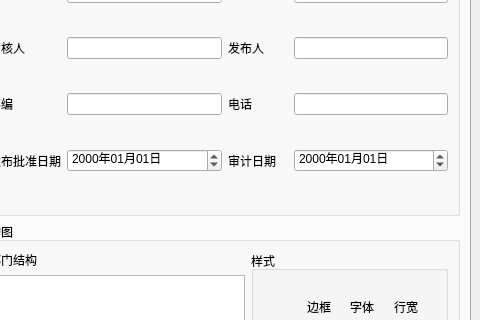
Qt form Word-Printer/test.ui (OtakuTools/WordPrinter) before a commit; both pictures show x 533 to 1013 and y 208 to 528 of the 1013 by 820 pixel window.
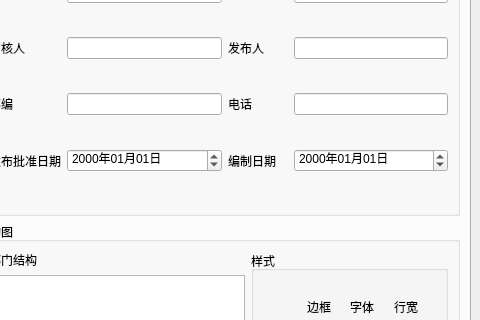
The same form after that commit.

What changed in the file:
```diff
--- a/Word-Printer/test.ui
+++ b/Word-Printer/test.ui
@@ -637,7 +637,7 @@
            <item row="5" column="3">
             <widget class="QLabel" name="auditDateLable">
              <property name="text">
-              <string>审计日期</string>
+              <string>编制日期</string>
              </property>
             </widget>
            </item>
```
